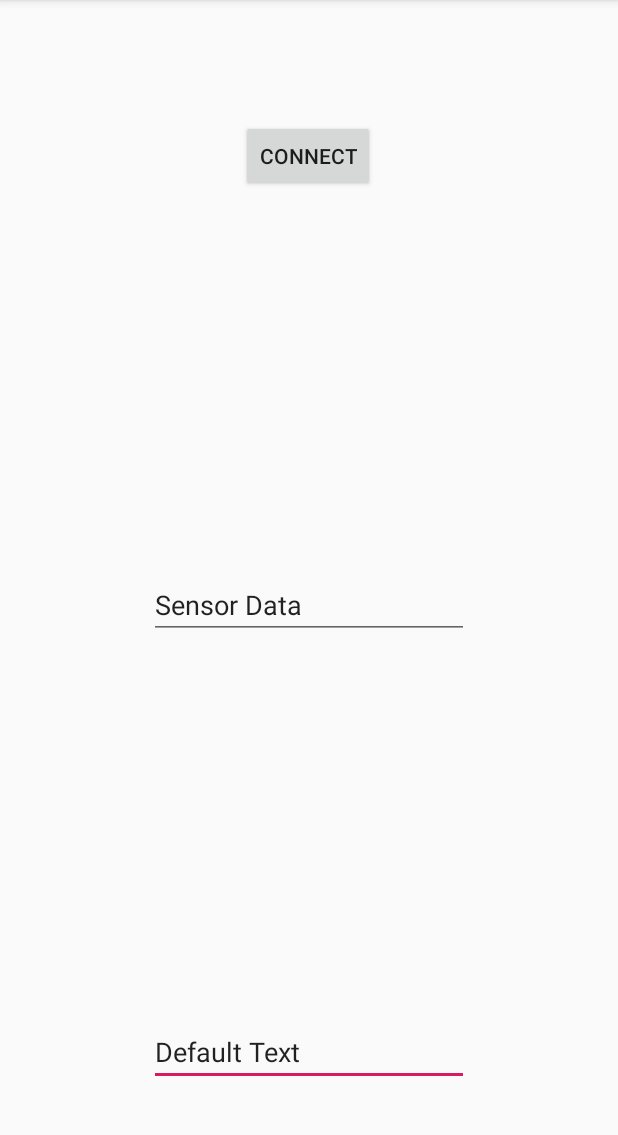
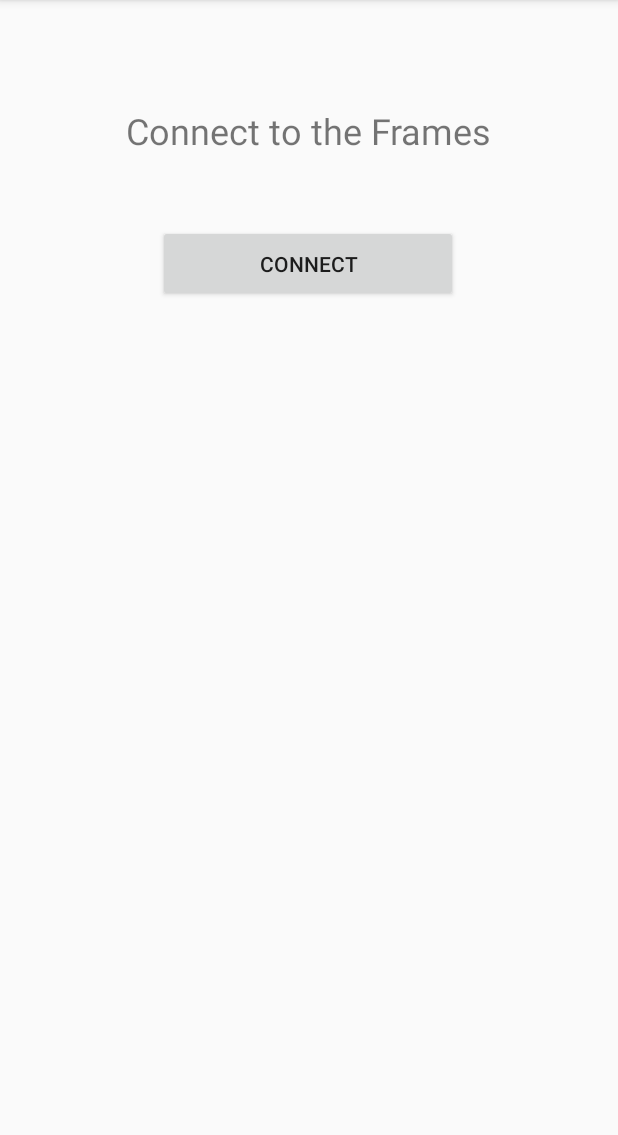
Before and after one commit to Robaire/wpihack2020, an Android app: the screen it shows after launch (MainActivity), on a phone screen of 412 x 824 dp, the part 84-1219 px from its top. Run offline under Robolectric (Android 15) with nearby library versions, the phone set to English and light mode, and no system bars; libraries missing offline, so code that uses them is left out: com.bose.blecore, com.bose.bosewearableui, com.bose.wearable; 1 statement that could not run was skipped.

Commit message:
Add game loop

```diff
--- a/app/src/main/java/com/example/hackwpi/MainActivity.kt
+++ b/app/src/main/java/com/example/hackwpi/MainActivity.kt
@@ -4,16 +4,16 @@ import android.app.Activity
 import android.content.Intent
 import android.os.Bundle
 import android.view.View
-import android.widget.EditText
+import android.widget.Button
+import android.widget.TextView
 import androidx.appcompat.app.AppCompatActivity
 import com.bose.blecore.ScanError
 import com.bose.blecore.Session
 import com.bose.bosewearableui.DeviceConnectorActivity
 import com.bose.wearable.BoseWearable
 import com.bose.wearable.BoseWearableException
-import com.bose.wearable.sensordata.GestureIntent
-import com.bose.wearable.sensordata.SensorIntent
-import com.bose.wearable.sensordata.SensorValue
+import com.bose.wearable.sensordata.*
+import com.bose.wearable.sensordata.Vector
 import com.bose.wearable.services.wearablesensor.GestureType
 import com.bose.wearable.services.wearablesensor.SamplePeriod
 import com.bose.wearable.services.wearablesensor.SensorConfiguration
@@ -23,12 +23,17 @@ import com.bose.wearable.wearabledevice.WearableDevice
 import com.bose.wearable.wearabledevice.WearableDeviceListener
 import java.util.*
 
-
 // This is the activity that is launched when the application is launched
 class MainActivity : AppCompatActivity() {
 
-    var editText: EditText? = null
-    var sensorText: EditText? = null
+    // Get view elements
+    var connectButton: Button? = null
+    var connectStatus: TextView? = null
+    var startGame: Button? = null
+
+    // Global Values for Sensor Data
+    var accelerometerVector = Vector(0.0, 0.0, 0.0)
+    var orientationQuaternion = Quaternion(0.0, 0.0, 0.0, 1.0)
 
     override fun onCreate(savedInstanceState: Bundle?) {
         super.onCreate(savedInstanceState)
@@ -37,15 +42,14 @@ class MainActivity : AppCompatActivity() {
         setContentView(R.layout.activity_main)
 
         // Get view elements
-        editText = findViewById(R.id.editText)
-        editText?.setText("Default Text")
-
-        sensorText = findViewById(R.id.sensorData)
+        connectButton = findViewById(R.id.connectButton)
+        connectStatus = findViewById(R.id.connectStatus)
+        startGame = findViewById(R.id.startGame)
     }
 
     // Connect to a Bose Bluetooth device
     fun connect(view: View) {
-        editText?.setText("Attempting to connect")
+        connectStatus?.text = "Attempting to connect..."
 
         // Define which sensors we will be using
         val sensorTypes: Array<SensorType> = arrayOf(SensorType.ACCELEROMETER, SensorType.ROTATION_VECTOR)
@@ -71,8 +75,10 @@ class MainActivity : AppCompatActivity() {
                 val wearableDevice: WearableDevice = session.device() as WearableDevice
 
                 // Device is connected and ready to use
-                editText?.setText("Device connected")
+                connectStatus?.text = "Device Connected!"
 
+
+                // Create a listener for sensor data
                 val listener: WearableDeviceListener = object : BaseWearableDeviceListener() {
 
                     override fun onSensorConfigurationRead(sensorConfiguration: SensorConfiguration) {}
@@ -81,42 +87,74 @@ class MainActivity : AppCompatActivity() {
 
                     override fun onSensorDataRead(sensorValue: SensorValue) {
                         when (sensorValue.sensorType()) {
-                            SensorType.ACCELEROMETER -> sensorText?.setText(sensorValue.vector().toString())
-                            else -> 0 // Do Nothing
+                            SensorType.ACCELEROMETER -> {
+                                accelerometerVector = sensorValue.vector() ?: Vector(0.0, 0.0, 0.0)
+                            }
+                            SensorType.GAME_ROTATION_VECTOR -> {
+                                orientationQuaternion = sensorValue.quaternion()!! //Lets hope this is never null
+                            }
+                            else -> {} // Do Nothing
                         }
                     }
                 }
 
+                // Bind the listener
                 wearableDevice.addListener(listener)
 
+                // Update the sensor settings
                 val samplePeriod: SamplePeriod = SamplePeriod._20_MS
-
                 val configuration: SensorConfiguration = wearableDevice.sensorConfiguration()
                     .disableAll()
                     .enableSensor(SensorType.ACCELEROMETER, samplePeriod)
+                    .enableSensor(SensorType.GAME_ROTATION_VECTOR, samplePeriod)
+                wearableDevice.changeSensorConfiguration(configuration)
 
-                wearableDevice.changeSensorConfiguration(configuration)
+                // Make the Start Game button Visible
+                startGame?.visibility = View.VISIBLE
 
             } else if (resultCode == DeviceConnectorActivity.RESULT_SCAN_ERROR) {
                 val scanError: ScanError = data!!.getSerializableExtra(DeviceConnectorActivity.FAILURE_REASON) as ScanError
                 // An error occurred so inform the user
-                editText?.setText("Error Occurred")
+                connectStatus?.text = "Connection Error"
+
 
 
             } else if (resultCode == Activity.RESULT_CANCELED) {
                 // The user cancelled the search operation.
-                editText?.setText("User cancelled")
+                connectStatus?.text = "User Closed Connection"
+
 
             }
         } else {
-            super.onActivityResult(requestCode!!, resultCode!!, data)
+            super.onActivityResult(requestCode, resultCode, data)
         }
+
+    }
+
+    fun startGameLoop(view: View){
+
+        // Indicate the game loop has begun
+        connectStatus?.text = "Game Running"
+
+
+        // Hide all the old elements
+        connectButton?.visibility = View.INVISIBLE
+        startGame?.visibility = View.INVISIBLE
+
+        // Enter the main game loop
+        var gameRunning = true
+        while(gameRunning) {
+
+            // Do Nothing
+
+
+
+            gameRunning = false
+        }
+
 
     }
 
 
 
-
-
-
 }
--- a/app/src/main/res/layout/activity_main.xml
+++ b/app/src/main/res/layout/activity_main.xml
@@ -6,23 +6,11 @@
     android:layout_height="match_parent"
     tools:context=".MainActivity">
 
-    <EditText
-        android:id="@+id/editText"
-        android:layout_width="wrap_content"
-        android:layout_height="wrap_content"
-        android:layout_marginBottom="44dp"
-        android:ems="10"
-        android:inputType="textPersonName"
-        android:text="Debug"
-        app:layout_constraintBottom_toBottomOf="parent"
-        app:layout_constraintEnd_toEndOf="parent"
-        app:layout_constraintStart_toStartOf="parent" />
-
     <Button
         android:id="@+id/connectButton"
-        android:layout_width="wrap_content"
-        android:layout_height="48dp"
-        android:layout_marginTop="80dp"
+        android:layout_width="200dp"
+        android:layout_height="51dp"
+        android:layout_marginTop="150dp"
         android:onClick="connect"
         android:text="Connect"
         app:layout_constraintEnd_toEndOf="parent"
@@ -30,16 +18,29 @@
         app:layout_constraintStart_toStartOf="parent"
         app:layout_constraintTop_toTopOf="parent" />
 
-    <EditText
-        android:id="@+id/sensorData"
+    <Button
+        android:id="@+id/startGame"
+        android:layout_width="187dp"
+        android:layout_height="137dp"
+        android:onClick="startGameLoop"
+        android:text="Start"
+        android:visibility="invisible"
+        app:layout_constraintBottom_toBottomOf="parent"
+        app:layout_constraintEnd_toEndOf="parent"
+        app:layout_constraintHorizontal_bias="0.468"
+        app:layout_constraintStart_toStartOf="parent"
+        app:layout_constraintTop_toTopOf="parent" />
+
+    <TextView
+        android:id="@+id/connectStatus"
         android:layout_width="wrap_content"
         android:layout_height="wrap_content"
-        android:ems="10"
-        android:inputType="textPersonName"
-        android:text="Sensor Data"
-        app:layout_constraintBottom_toTopOf="@+id/editText"
+        android:text="Connect to the Frames"
+        android:textSize="24sp"
+        app:layout_constraintBottom_toTopOf="@+id/connectButton"
         app:layout_constraintEnd_toEndOf="parent"
         app:layout_constraintStart_toStartOf="parent"
-        app:layout_constraintTop_toBottomOf="@+id/connectButton" />
+        app:layout_constraintTop_toTopOf="parent"
+        app:layout_constraintVertical_bias="0.601" />
 
 </androidx.constraintlayout.widget.ConstraintLayout>
```
Also changed, not shown: 1 other file.
